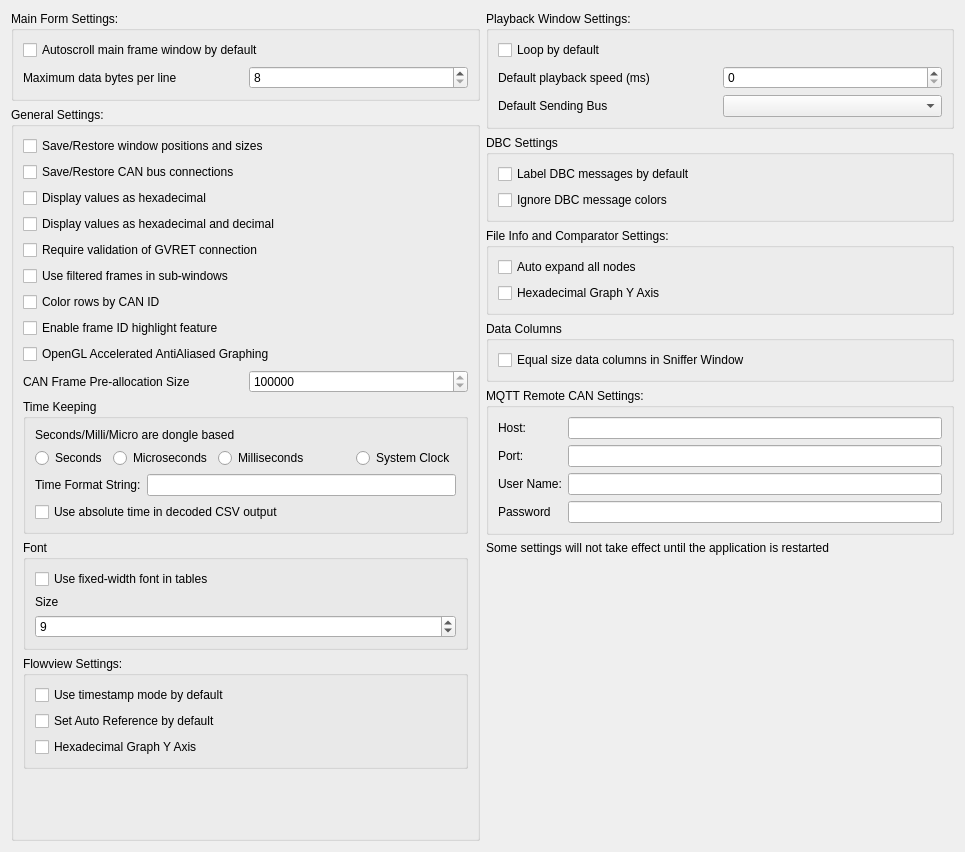
First picture: the form in ui/mainsettingsdialog.ui, repository minoseigenheer/SavvyCAN, before the edit.
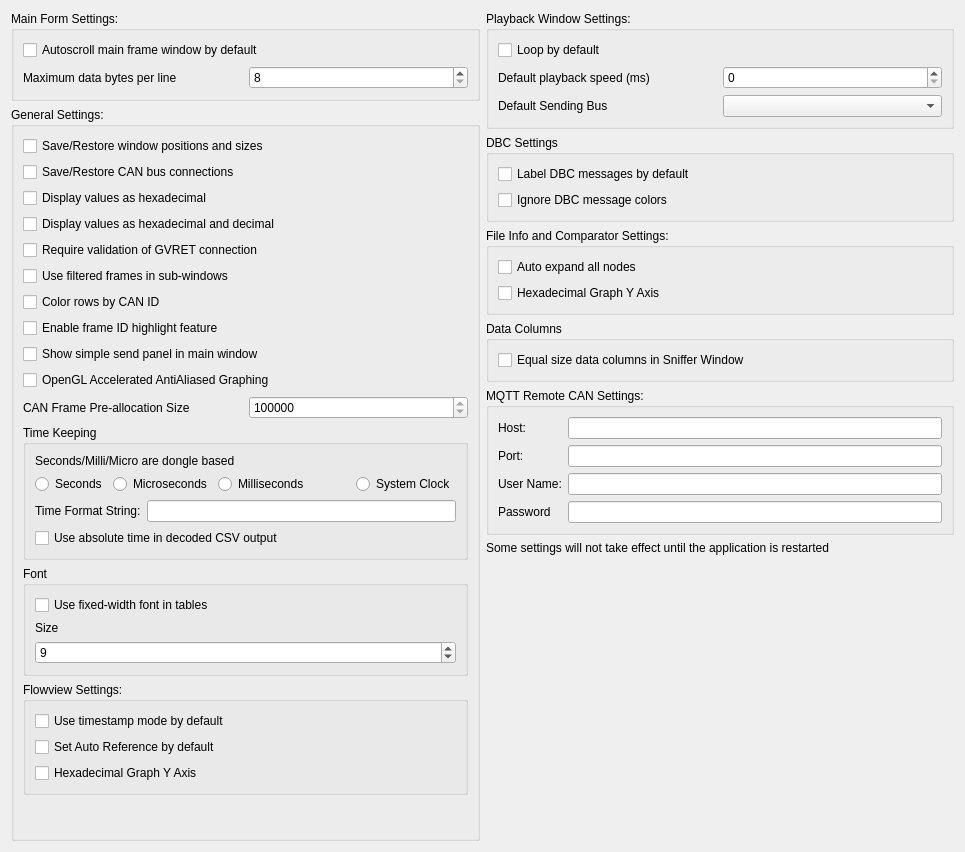
Second picture: the form after the edit.

Commit message:
Add resizable main splitters and toggle for simple send panel
- Replace fixed main layout with nested splitters in the main window UI\n- Persist and restore splitter sizes via QSettings\n- Add a settings checkbox to show or hide the simple send panel\n- Wire runtime updates so the panel visibility changes without restart

```diff
--- a/ui/mainsettingsdialog.ui
+++ b/ui/mainsettingsdialog.ui
@@ -118,6 +118,13 @@
           </property>
          </widget>
         </item>
+        <item>
+         <widget class="QCheckBox" name="cbShowSendPanel">
+          <property name="text">
+           <string>Show simple send panel in main window</string>
+          </property>
+         </widget>
+        </item>
         <item>
          <widget class="QCheckBox" name="cbUseOpenGL">
           <property name="text">
```
The commit also changes 3 other files.
